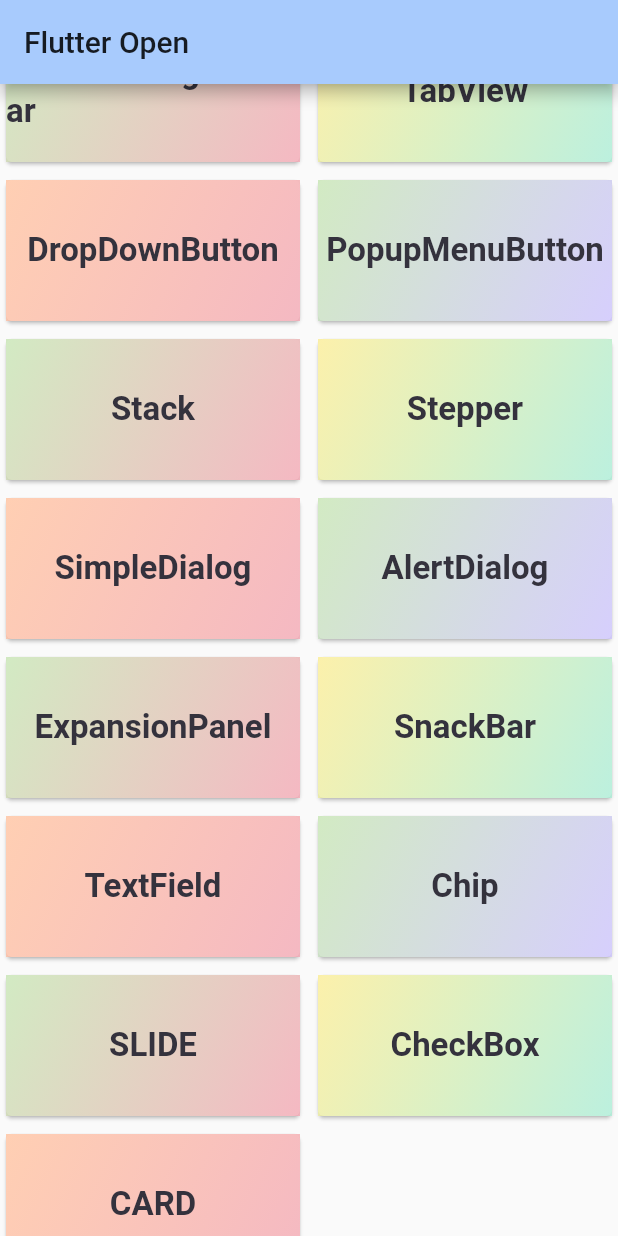
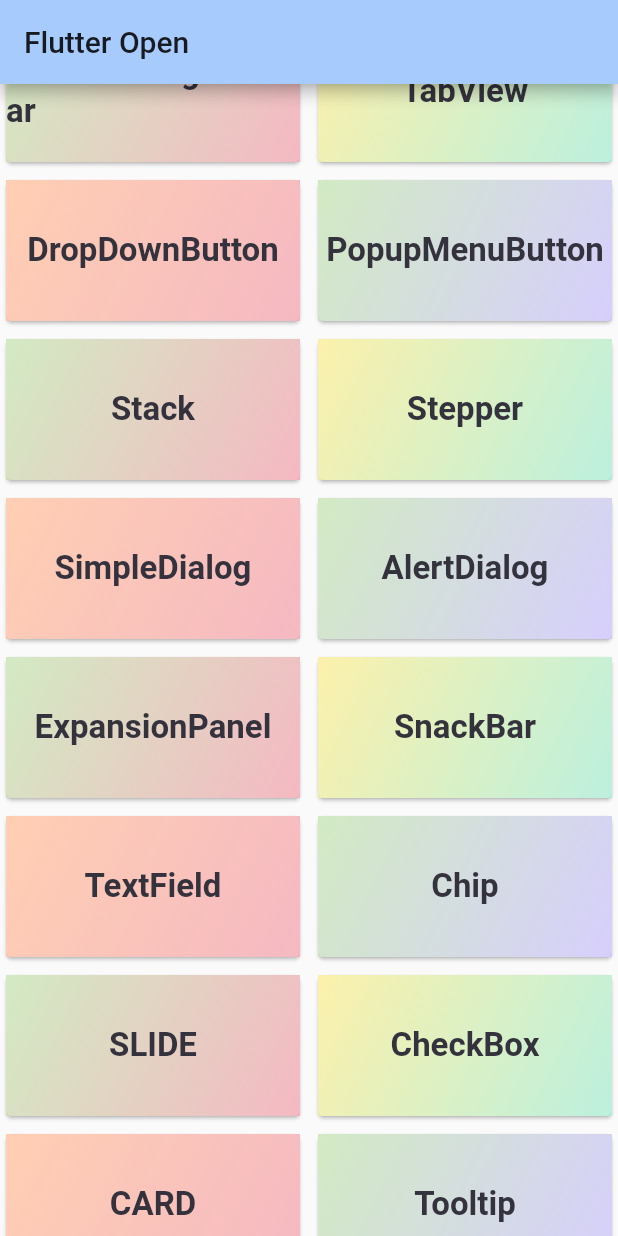
Before and after one commit to FlutterOpen/flutter-widgets, a Flutter app: the screen it shows after launch, scrolled down 576 dp, on a phone screen of 412 x 824 dp. Run offline on Flutter 3.47's test engine with Material 2 defaults, Android fonts, the phone set to English and light mode, and no system bars.

Commit message:
add the tooltip widgets.

```diff
--- a/lib/const/page_item_const.dart
+++ b/lib/const/page_item_const.dart
@@ -132,4 +132,9 @@ const PAGE_ITEMS = [
     "img": PageImage.FLUTTER_OPEN,
     "click": PageName.CARD,
   },
+  {
+    "title": PageName.TOOLTIP,
+    "img": PageImage.FLUTTER_OPEN,
+    "click": PageName.TOOLTIP,
+  },
 ];
--- a/lib/const/page_name_const.dart
+++ b/lib/const/page_name_const.dart
@@ -31,4 +31,5 @@ class PageName {
   static const SLIDER = "SLIDE";
   static const CHECK_BOX = "CheckBox";
   static const CARD = "CARD";
+  static const TOOLTIP = "Tooltip";
 }
--- a/lib/main.dart
+++ b/lib/main.dart
@@ -46,6 +46,7 @@ class FlutterOpenApp extends StatelessWidget {
         PageName.SLIDER: (context) => SliderPage(),
         PageName.CHECK_BOX: (context) => CheckBoxPage(),
         PageName.CARD: (context) => CardPage(),
+        PageName.TOOLTIP: (context) => TooltipPage(),
       },
     );
   }
--- a/lib/page/info/_info.dart
+++ b/lib/page/info/_info.dart
@@ -4,3 +4,4 @@
 /// Email: niebin312@gmail.com
 ///
 export "CardPage.dart";
+export "TooltipPage.dart";
```
Also changed, not shown: lib/page/info/TooltipPage.dart (added, +28 -0 lines).
